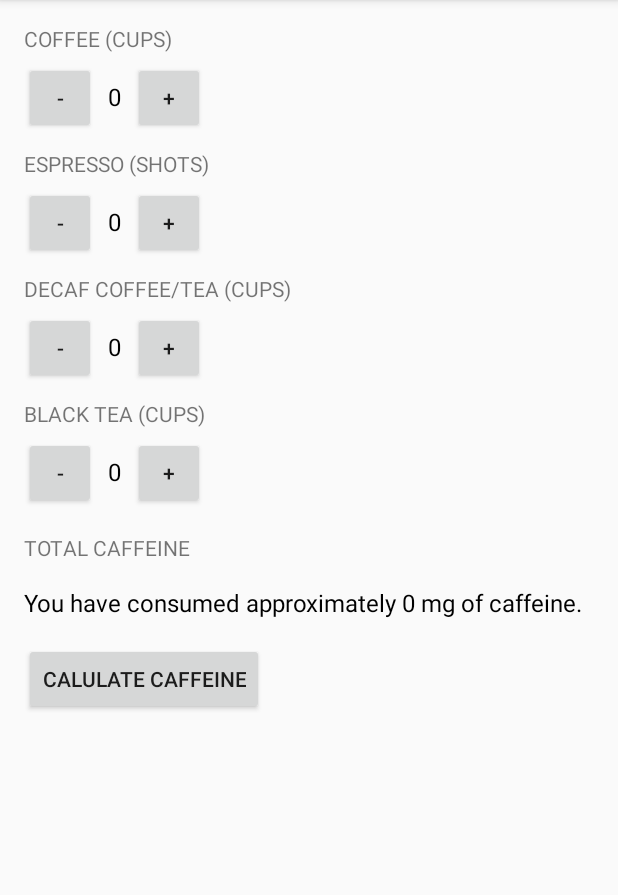
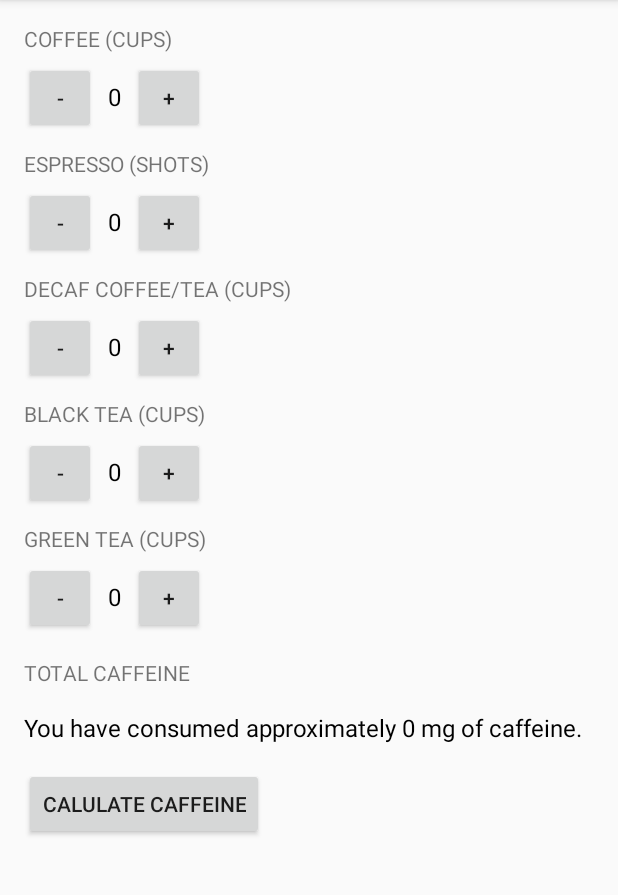
Before and after one commit to mfitzharris/caffeinecalculator, an Android app: the screen it shows after launch (MainActivity), after a tap on "CALULATE CAFFEINE", on a phone screen of 412 x 824 dp, the part 84-979 px from its top. Run offline under Robolectric (Android 15) with nearby library versions, the phone set to English and light mode, and no system bars.

Commit message:
Add green tea and change layout to ScrollView

```diff
--- a/app/src/main/java/com/example/android/caffeinecalculator/MainActivity.java
+++ b/app/src/main/java/com/example/android/caffeinecalculator/MainActivity.java
@@ -66,11 +66,23 @@ public class MainActivity extends AppCompatActivity {
         displayBlackTea(blackTea);
     }
 
+    int greenTea = 0;
+
+    public void incrementGreenTea(View view) {
+       greenTea = greenTea + 1;
+        displayGreenTea(greenTea);
+    }
+
+    public void decrementGreenTea(View view) {
+        greenTea = greenTea - 1;
+        displayGreenTea(greenTea);
+    }
+
     /**
-     * This method is called when the order button is clicked.
+     * This method is called when the calculate button is clicked.
      */
     public void calculateCaffeine(View view) {
-        int caffeine = (coffee * 150) + (espresso * 60) + (decaf * 6) + (blackTea * 50);
+        int caffeine = (coffee * 150) + (espresso * 60) + (decaf * 6) + (blackTea * 50) + (greenTea * 35);
         displayMessage("You have consumed approximately " + caffeine + " mg of caffeine.");
     }
 
@@ -97,6 +109,11 @@ public class MainActivity extends AppCompatActivity {
         quantityTextView.setText("" + number);
     }
 
+    private void displayGreenTea(int number) {
+        TextView quantityTextView = (TextView) findViewById(R.id.green_tea_text_view);
+        quantityTextView.setText("" + number);
+    }
+
     /**
      * This method displays the given text on the screen.
      */
--- a/app/src/main/res/layout/activity_main.xml
+++ b/app/src/main/res/layout/activity_main.xml
@@ -1,7 +1,13 @@
 <?xml version="1.0" encoding="utf-8"?>
-<LinearLayout xmlns:android="http://schemas.android.com/apk/res/android"
+<ScrollView xmlns:android="http://schemas.android.com/apk/res/android"
+    android:id="@+id/activity_main"
+    android:layout_width="fill_parent"
+    android:layout_height="wrap_content"
+    layout_width="wrap_content"
+    layout_height="wrap_content">
+
+    <LinearLayout
         xmlns:tools="http://schemas.android.com/tools"
-    android:id="@+id/activity_main"
         android:layout_width="match_parent"
         android:layout_height="match_parent"
         android:paddingBottom="@dimen/activity_vertical_margin"
@@ -157,6 +163,42 @@
         <TextView
             android:layout_width="wrap_content"
             android:layout_height="wrap_content"
+            android:layout_marginTop="10dp"
+            android:layout_marginBottom="6dp"
+            android:textAllCaps="true"
+            android:text="Green Tea (cups)" />
+
+        <LinearLayout
+            android:layout_width="match_parent"
+            android:layout_height="wrap_content"
+            android:orientation="horizontal">
+
+            <Button
+                android:layout_width="48dp"
+                android:layout_height="48dp"
+                android:text="-"
+                android:onClick="decrementGreenTea"/>
+
+            <TextView
+                android:id="@+id/green_tea_text_view"
+                android:layout_width="wrap_content"
+                android:layout_height="wrap_content"
+                android:padding="8dp"
+                android:textSize="16sp"
+                android:textColor="@android:color/black"
+                android:text="0"/>
+
+            <Button
+                android:layout_width="48dp"
+                android:layout_height="48dp"
+                android:text="+"
+                android:onClick="incrementGreenTea"/>
+
+        </LinearLayout>
+
+        <TextView
+            android:layout_width="wrap_content"
+            android:layout_height="wrap_content"
             android:layout_marginTop="16dp"
             android:textAllCaps="true"
             android:text="Total Caffeine" />
@@ -178,3 +220,5 @@
             android:onClick="calculateCaffeine"/>
 
     </LinearLayout>
+
+</ScrollView>
```
Lines whose indentation alone changed are shown as unchanged.
